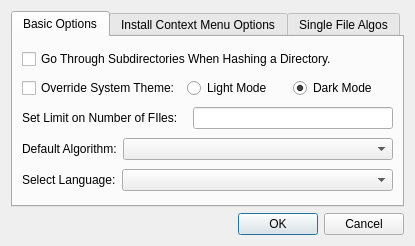
This is preferencesdialog.ui in ZekeDragon/SimpleFileHash as Qt 5 draws it before an edit. The edited form follows.
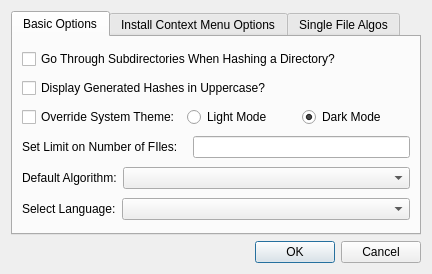
This is the edited form.

Commit message: More UI improvements, finished most HashMatchWindow functionality, added UnmatchedHashModel and HashMatchModel, implemented opening HashDeep files, implemented Uppercase options, fixed a bunch of bugs, and caught up translations.

Diff of the .ui file:
```diff
--- a/preferencesdialog.ui
+++ b/preferencesdialog.ui
@@ -6,8 +6,8 @@
    <rect>
     <x>0</x>
     <y>0</y>
-    <width>407</width>
-    <height>246</height>
+    <width>432</width>
+    <height>274</height>
    </rect>
   </property>
   <property name="windowTitle">
@@ -30,7 +30,14 @@
        <item>
         <widget class="QCheckBox" name="enterSubdirectoriesCheck">
          <property name="text">
-          <string>Go Through Subdirectories When Hashing a Directory.</string>
+          <string>Go Through Subdirectories When Hashing a Directory?</string>
+         </property>
+        </widget>
+       </item>
+       <item>
+        <widget class="QCheckBox" name="displayUppercaseCheck">
+         <property name="text">
+          <string>Display Generated Hashes in Uppercase?</string>
          </property>
         </widget>
        </item>
```
Left out of the diff: 58 changed lines with no effect on the pictures. The commit also changes 38 other files.
